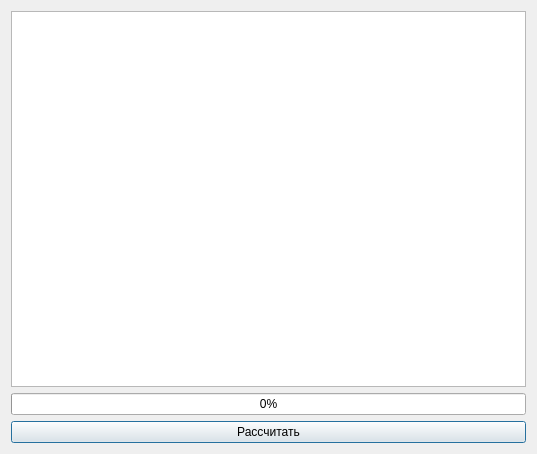
This is sources/XiSquare.ui in AndreyTulyakov/TextStageProcessor as Qt 5 draws it before an edit. The edited form follows.
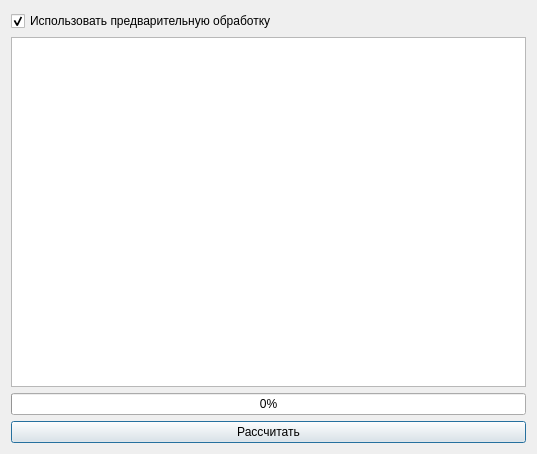
This is the edited form.

Commit message: Для рассчета критериев числа записываются с запятой. Добавлено отключение предварительной обработки.

Patch:
```diff
--- a/sources/XiSquare.ui
+++ b/sources/XiSquare.ui
@@ -14,6 +14,16 @@
    <string>Расчет критериев</string>
   </property>
   <layout class="QVBoxLayout" name="verticalLayout">
+   <item>
+    <widget class="QCheckBox" name="checkBoxEnablePreprocessing">
+     <property name="text">
+      <string>Использовать предварительную обработку</string>
+     </property>
+     <property name="checked">
+      <bool>true</bool>
+     </property>
+    </widget>
+   </item>
    <item>
     <widget class="QTextEdit" name="textEdit">
      <property name="readOnly">
```
The commit also changes 2 other files.
